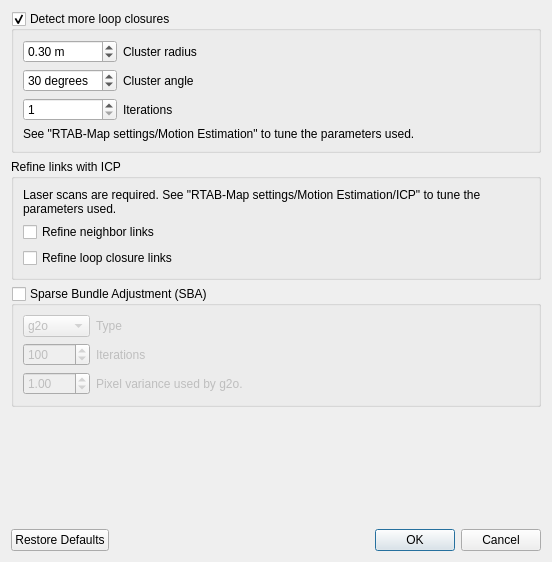
Old version of the form guilib/src/ui/postProcessingDialog.ui in the repository ros2-gbp/rtabmap-release.
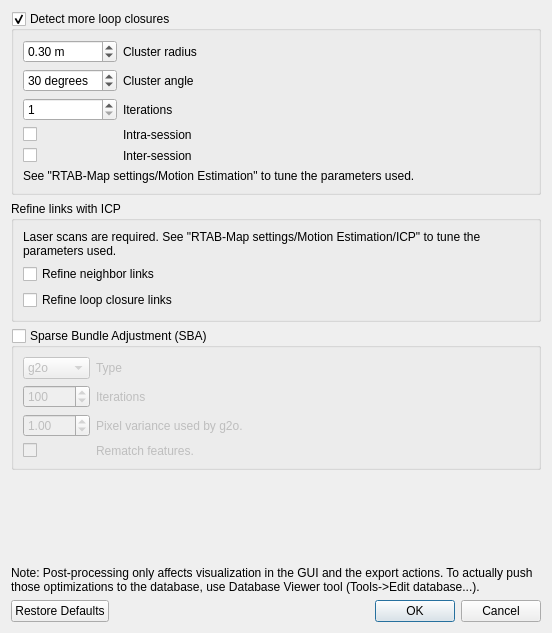
New version of the form. Icons and pictures are not drawn.

```diff
--- a/guilib/src/ui/postProcessingDialog.ui
+++ b/guilib/src/ui/postProcessingDialog.ui
@@ -7,7 +7,7 @@
     <x>0</x>
     <y>0</y>
     <width>552</width>
-    <height>562</height>
+    <height>633</height>
    </rect>
   </property>
   <property name="windowTitle">
@@ -110,6 +110,40 @@
           </property>
          </widget>
         </item>
+        <item row="3" column="1">
+         <widget class="QLabel" name="label_7">
+          <property name="text">
+           <string>Intra-session</string>
+          </property>
+          <property name="wordWrap">
+           <bool>true</bool>
+          </property>
+         </widget>
+        </item>
+        <item row="4" column="1">
+         <widget class="QLabel" name="label_9">
+          <property name="text">
+           <string>Inter-session</string>
+          </property>
+          <property name="wordWrap">
+           <bool>true</bool>
+          </property>
+         </widget>
+        </item>
+        <item row="3" column="0">
+         <widget class="QCheckBox" name="intraSession">
+          <property name="text">
+           <string/>
+          </property>
+         </widget>
+        </item>
+        <item row="4" column="0">
+         <widget class="QCheckBox" name="interSession">
+          <property name="text">
+           <string/>
+          </property>
+         </widget>
+        </item>
        </layout>
       </item>
       <item>
@@ -260,6 +294,23 @@
           </item>
          </widget>
         </item>
+        <item row="3" column="1">
+         <widget class="QLabel" name="label_variance_2">
+          <property name="text">
+           <string>Rematch features.</string>
+          </property>
+          <property name="wordWrap">
+           <bool>true</bool>
+          </property>
+         </widget>
+        </item>
+        <item row="3" column="0">
+         <widget class="QCheckBox" name="sba_rematchFeatures">
+          <property name="text">
+           <string/>
+          </property>
+         </widget>
+        </item>
        </layout>
       </item>
      </layout>
@@ -278,6 +329,16 @@
      </property>
     </spacer>
    </item>
+   <item>
+    <widget class="QLabel" name="label_4">
+     <property name="text">
+      <string>Note: Post-processing only affects visualization in the GUI and the export actions. To actually push those optimizations to the database, use Database Viewer tool (Tools-&gt;Edit database...).</string>
+     </property>
+     <property name="wordWrap">
+      <bool>true</bool>
+     </property>
+    </widget>
+   </item>
    <item>
     <widget class="QDialogButtonBox" name="buttonBox">
      <property name="orientation">
```
Left out of the diff: 35 changed lines with no effect on the pictures.
